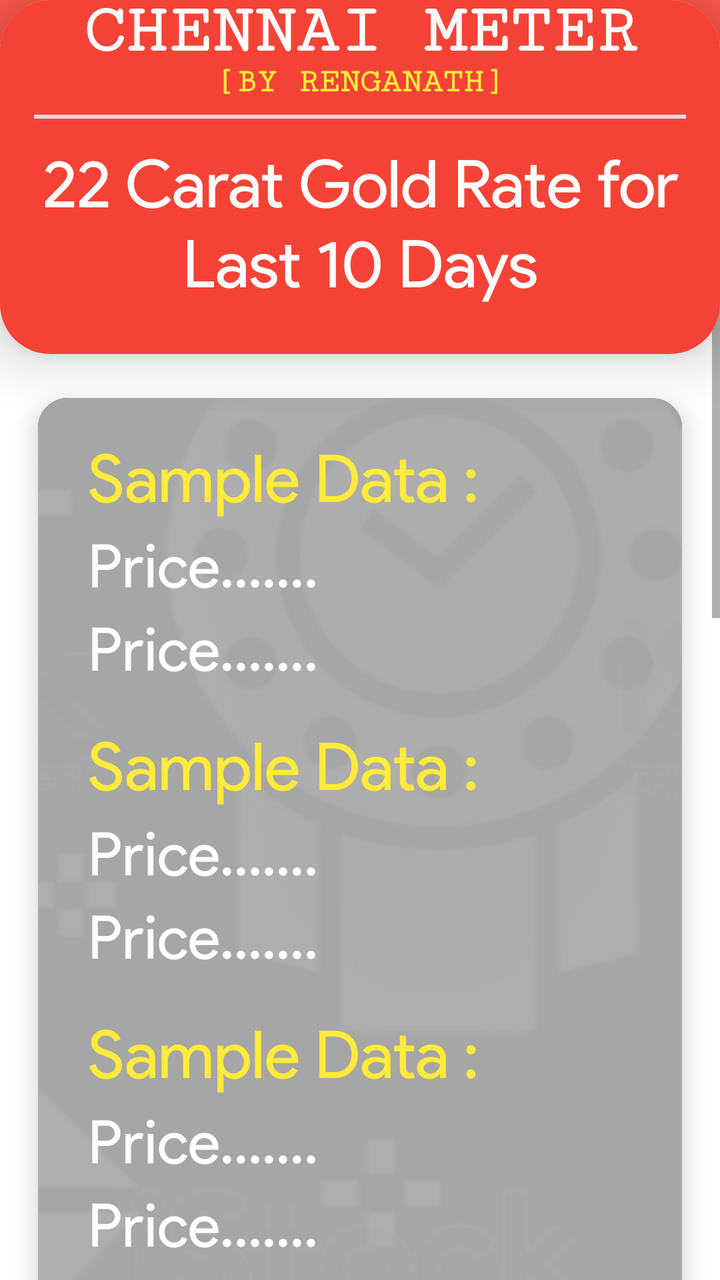
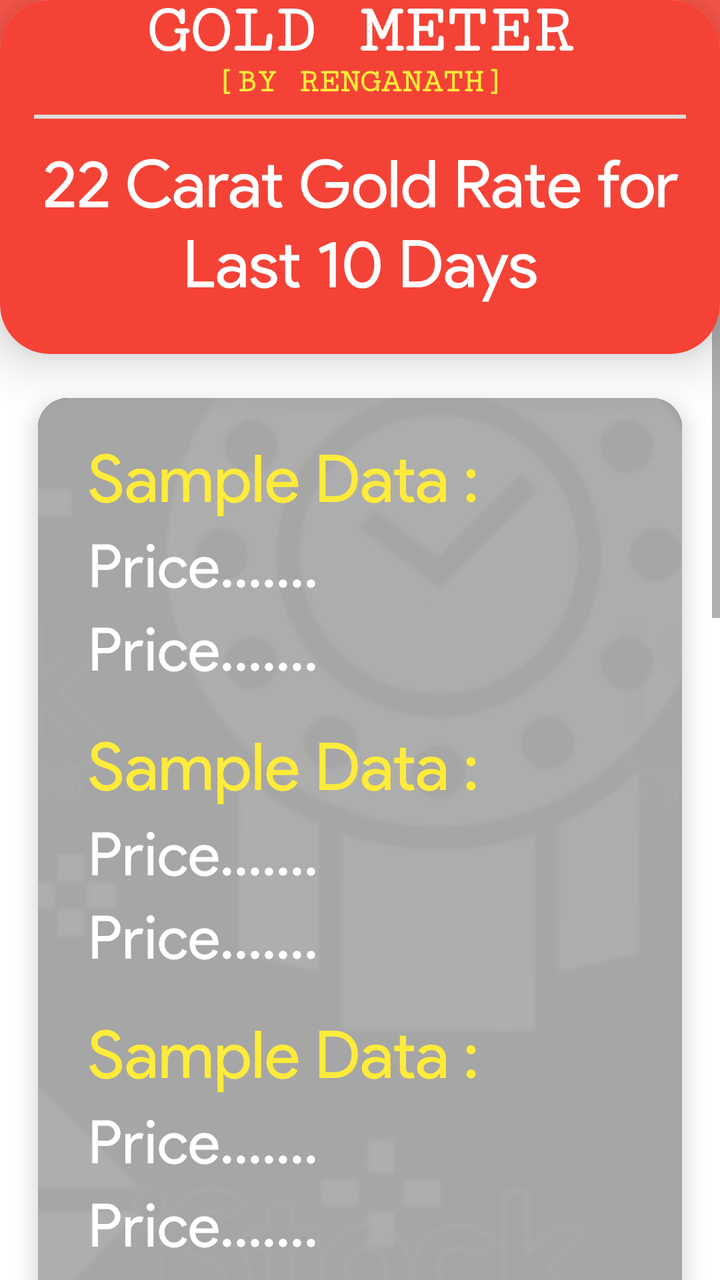

The first picture is an Android layout as it rendered before a commit; the second is the same layout after the commit. The layout source and the unified diff follow.
<!-- AndroidManifest.xml: application theme Theme.Catalyst -->
<!-- res/layout/activity_previous_day_prices.xml -->
<?xml version="1.0" encoding="utf-8"?>
<androidx.constraintlayout.widget.ConstraintLayout xmlns:android="http://schemas.android.com/apk/res/android"
    xmlns:app="http://schemas.android.com/apk/res-auto"
    xmlns:tools="http://schemas.android.com/tools"
    android:layout_width="match_parent"
    android:layout_height="match_parent"
    tools:context=".PreviousDayPricesActivity">

    <ScrollView
        android:layout_width="match_parent"
        android:layout_height="match_parent"
        android:layout_marginTop="154dp"
        app:layout_constraintBottom_toBottomOf="parent"
        app:layout_constraintEnd_toEndOf="parent"
        app:layout_constraintStart_toStartOf="parent"
        app:layout_constraintTop_toTopOf="parent" >

        <LinearLayout
            android:layout_width="match_parent"
            android:layout_height="wrap_content"
            android:orientation="vertical">

        <com.google.android.material.card.MaterialCardView
            android:id="@+id/gold22Card"
            android:layout_width="match_parent"
            android:layout_height="wrap_content"
            android:layout_marginStart="19dp"
            android:layout_marginBottom="20dp"
            android:layout_marginTop="45dp"
            android:layout_marginEnd="19dp"
            app:cardCornerRadius="15dp"
            app:cardElevation="7dp"
            app:cardMaxElevation="20dp"
            tools:layout_editor_absoluteY="15dp">

            <RelativeLayout
                android:layout_width="match_parent"
                android:layout_height="match_parent">

                <ImageView
                    android:layout_width="match_parent"
                    android:layout_height="match_parent"
                    android:scaleType="centerCrop"
                    android:src="@drawable/jewellery" />

            </RelativeLayout>

            <RelativeLayout
                android:layout_width="match_parent"
                android:layout_height="match_parent"
                android:background="#F7ACACAC">

                <LinearLayout
                    android:layout_width="match_parent"
                    android:layout_height="wrap_content"
                    android:orientation="vertical" >

                    <TextView
                        android:id="@+id/d1"
                        android:layout_width="match_parent"
                        android:layout_height="wrap_content"
                        android:text="Sample Data :"
                        android:textSize="33dp"
                        android:fontFamily="@font/product_sans_regular"
                        android:textColor="#FFEB3B"
                        android:layout_marginTop="20dp"
                        android:layout_marginStart="25dp"
                        android:layout_marginEnd="25dp" />

                    <TextView
                        android:id="@+id/p1"
                        android:layout_width="match_parent"
                        android:layout_height="wrap_content"
                        android:text="Price......."
                        android:textSize="30dp"
                        android:fontFamily="@font/product_sans_regular"
                        android:textColor="@color/white"
                        android:layout_marginTop="5dp"
                        android:layout_marginStart="25dp"
                        android:layout_marginEnd="25dp" />

                    <TextView
                        android:id="@+id/P1"
                        android:layout_width="match_parent"
                        android:layout_height="wrap_content"
                        android:text="Price......."
                        android:textSize="30dp"
                        android:fontFamily="@font/product_sans_regular"
                        android:textColor="@color/white"
                        android:layout_marginTop="5dp"
                        android:layout_marginStart="25dp"
                        android:layout_marginEnd="25dp" />

                    <TextView
                        android:id="@+id/d2"
                        android:layout_width="match_parent"
                        android:layout_height="wrap_content"
                        android:text="Sample Data :"
                        android:textSize="33dp"
                        android:fontFamily="@font/product_sans_regular"
                        android:textColor="#FFEB3B"
                        android:layout_marginTop="20dp"
                        android:layout_marginStart="25dp"
                        android:layout_marginEnd="25dp" />

                    <TextView
                        android:id="@+id/p2"
                        android:layout_width="match_parent"
                        android:layout_height="wrap_content"
                        android:text="Price......."
                        android:textSize="30dp"
                        android:fontFamily="@font/product_sans_regular"
                        android:textColor="@color/white"
                        android:layout_marginTop="5dp"
                        android:layout_marginStart="25dp"
                        android:layout_marginEnd="25dp" />

                    <TextView
                        android:id="@+id/P2"
                        android:layout_width="match_parent"
                        android:layout_height="wrap_content"
                        android:text="Price......."
                        android:textSize="30dp"
                        android:fontFamily="@font/product_sans_regular"
                        android:textColor="@color/white"
                        android:layout_marginTop="5dp"
                        android:layout_marginStart="25dp"
                        android:layout_marginEnd="25dp" />

                    <TextView
                        android:id="@+id/d3"
                        android:layout_width="match_parent"
                        android:layout_height="wrap_content"
                        android:text="Sample Data :"
                        android:textSize="33dp"
                        android:fontFamily="@font/product_sans_regular"
                        android:textColor="#FFEB3B"
                        android:layout_marginTop="20dp"
                        android:layout_marginStart="25dp"
                        android:layout_marginEnd="25dp" />

                    <TextView
                        android:id="@+id/p3"
                        android:layout_width="match_parent"
                        android:layout_height="wrap_content"
                        android:text="Price......."
                        android:textSize="30dp"
                        android:fontFamily="@font/product_sans_regular"
                        android:textColor="@color/white"
                        android:layout_marginTop="5dp"
                        android:layout_marginStart="25dp"
                        android:layout_marginEnd="25dp" />

                    <TextView
                        android:id="@+id/P3"
                        android:layout_width="match_parent"
                        android:layout_height="wrap_content"
                        android:text="Price......."
                        android:textSize="30dp"
                        android:fontFamily="@font/product_sans_regular"
                        android:textColor="@color/white"
                        android:layout_marginTop="5dp"
                        android:layout_marginStart="25dp"
                        android:layout_marginEnd="25dp" />

                    <TextView
                        android:id="@+id/d4"
                        android:layout_width="match_parent"
                        android:layout_height="wrap_content"
                        android:text="Sample Data :"
                        android:textSize="33dp"
                        android:fontFamily="@font/product_sans_regular"
                        android:textColor="#FFEB3B"
                        android:layout_marginTop="20dp"
                        android:layout_marginStart="25dp"
                        android:layout_marginEnd="25dp" />

                    <TextView
                        android:id="@+id/p4"
                        android:layout_width="match_parent"
                        android:layout_height="wrap_content"
                        android:text="Price......."
                        android:textSize="30dp"
                        android:fontFamily="@font/product_sans_regular"
                        android:textColor="@color/white"
                        android:layout_marginTop="5dp"
                        android:layout_marginStart="25dp"
                        android:layout_marginEnd="25dp" />

                    <TextView
                        android:id="@+id/P4"
                        android:layout_width="match_parent"
                        android:layout_height="wrap_content"
                        android:text="Price......."
                        android:textSize="30dp"
                        android:fontFamily="@font/product_sans_regular"
                        android:textColor="@color/white"
                        android:layout_marginTop="5dp"
                        android:layout_marginStart="25dp"
                        android:layout_marginEnd="25dp" />

                    <TextView
                        android:id="@+id/d5"
                        android:layout_width="match_parent"
                        android:layout_height="wrap_content"
                        android:text="Sample Data :"
                        android:textSize="33dp"
                        android:fontFamily="@font/product_sans_regular"
                        android:textColor="#FFEB3B"
                        android:layout_marginTop="20dp"
                        android:layout_marginStart="25dp"
                        android:layout_marginEnd="25dp" />

                    <TextView
                        android:id="@+id/p5"
                        android:layout_width="match_parent"
                        android:layout_height="wrap_content"
                        android:text="Price......."
                        android:textSize="30dp"
                        android:fontFamily="@font/product_sans_regular"
                        android:textColor="@color/white"
                        android:layout_marginTop="5dp"
                        android:layout_marginStart="25dp"
                        android:layout_marginEnd="25dp" />

                    <TextView
                        android:id="@+id/P5"
                        android:layout_width="match_parent"
                        android:layout_height="wrap_content"
                        android:text="Price......."
                        android:textSize="30dp"
                        android:fontFamily="@font/product_sans_regular"
                        android:textColor="@color/white"
                        android:layout_marginTop="5dp"
                        android:layout_marginStart="25dp"
                        android:layout_marginEnd="25dp" />

                    <TextView
                        android:id="@+id/d6"
                        android:layout_width="match_parent"
                        android:layout_height="wrap_content"
                        android:text="Sample Data :"
                        android:textSize="33dp"
                        android:fontFamily="@font/product_sans_regular"
                        android:textColor="#FFEB3B"
                        android:layout_marginTop="20dp"
                        android:layout_marginStart="25dp"
                        android:layout_marginEnd="25dp" />

                    <TextView
                        android:id="@+id/p6"
                        android:layout_width="match_parent"
                        android:layout_height="wrap_content"
                        android:text="Price......."
                        android:textSize="30dp"
                        android:fontFamily="@font/product_sans_regular"
                        android:textColor="@color/white"
                        android:layout_marginTop="5dp"
                        android:layout_marginStart="25dp"
                        android:layout_marginEnd="25dp" />

                    <TextView
                        android:id="@+id/P6"
                        android:layout_width="match_parent"
                        android:layout_height="wrap_content"
                        android:text="Price......."
                        android:textSize="30dp"
                        android:fontFamily="@font/product_sans_regular"
                        android:textColor="@color/white"
                        android:layout_marginTop="5dp"
                        android:layout_marginStart="25dp"
                        android:layout_marginEnd="25dp" />

                    <TextView
                        android:id="@+id/d7"
                        android:layout_width="match_parent"
                        android:layout_height="wrap_content"
                        android:text="Sample Data :"
                        android:textSize="33dp"
                        android:fontFamily="@font/product_sans_regular"
                        android:textColor="#FFEB3B"
                        android:layout_marginTop="20dp"
                        android:layout_marginStart="25dp"
                        android:layout_marginEnd="25dp" />

                    <TextView
                        android:id="@+id/p7"
                        android:layout_width="match_parent"
                        android:layout_height="wrap_content"
                        android:text="Price......."
                        android:textSize="30dp"
                        android:fontFamily="@font/product_sans_regular"
                        android:textColor="@color/white"
                        android:layout_marginTop="5dp"
                        android:layout_marginStart="25dp"
                        android:layout_marginEnd="25dp" />

                    <TextView
                        android:id="@+id/P7"
                        android:layout_width="match_parent"
                        android:layout_height="wrap_content"
                        android:text="Price......."
                        android:textSize="30dp"
                        android:fontFamily="@font/product_sans_regular"
                        android:textColor="@color/white"
                        android:layout_marginTop="5dp"
                        android:layout_marginStart="25dp"
                        android:layout_marginEnd="25dp" />

                    <TextView
                        android:id="@+id/d8"
                        android:layout_width="match_parent"
                        android:layout_height="wrap_content"
                        android:text="Sample Data :"
                        android:textSize="33dp"
                        android:fontFamily="@font/product_sans_regular"
                        android:textColor="#FFEB3B"
                        android:layout_marginTop="20dp"
                        android:layout_marginStart="25dp"
                        android:layout_marginEnd="25dp" />

                    <TextView
                        android:id="@+id/p8"
                        android:layout_width="match_parent"
                        android:layout_height="wrap_content"
                        android:text="Price......."
                        android:textSize="30dp"
                        android:fontFamily="@font/product_sans_regular"
                        android:textColor="@color/white"
                        android:layout_marginTop="5dp"
                        android:layout_marginStart="25dp"
                        android:layout_marginEnd="25dp" />

                    <TextView
                        android:id="@+id/P8"
                        android:layout_width="match_parent"
                        android:layout_height="wrap_content"
                        android:text="Price......."
                        android:textSize="30dp"
                        android:fontFamily="@font/product_sans_regular"
                        android:textColor="@color/white"
                        android:layout_marginTop="5dp"
                        android:layout_marginStart="25dp"
                        android:layout_marginEnd="25dp" />

                    <TextView
                        android:id="@+id/d9"
                        android:layout_width="match_parent"
                        android:layout_height="wrap_content"
                        android:text="Sample Data :"
                        android:textSize="33dp"
                        android:fontFamily="@font/product_sans_regular"
                        android:textColor="#FFEB3B"
                        android:layout_marginTop="20dp"
                        android:layout_marginStart="25dp"
                        android:layout_marginEnd="25dp" />

                    <TextView
                        android:id="@+id/p9"
                        android:layout_width="match_parent"
                        android:layout_height="wrap_content"
                        android:text="Price......."
                        android:textSize="30dp"
                        android:fontFamily="@font/product_sans_regular"
                        android:textColor="@color/white"
                        android:layout_marginTop="5dp"
                        android:layout_marginStart="25dp"
                        android:layout_marginEnd="25dp" />

                    <TextView
                        android:id="@+id/P9"
                        android:layout_width="match_parent"
                        android:layout_height="wrap_content"
                        android:text="Price......."
                        android:textSize="30dp"
                        android:fontFamily="@font/product_sans_regular"
                        android:textColor="@color/white"
                        android:layout_marginTop="5dp"
                        android:layout_marginStart="25dp"
                        android:layout_marginEnd="25dp" />

                    <TextView
                        android:id="@+id/d10"
                        android:layout_width="match_parent"
                        android:layout_height="wrap_content"
                        android:text="Sample Data :"
                        android:textSize="33dp"
                        android:fontFamily="@font/product_sans_regular"
                        android:textColor="#FFEB3B"
                        android:layout_marginTop="20dp"
                        android:layout_marginStart="25dp"
                        android:layout_marginEnd="25dp" />

                    <TextView
                        android:id="@+id/p10"
                        android:layout_width="match_parent"
                        android:layout_height="wrap_content"
                        android:text="Price......."
                        android:textSize="30dp"
                        android:fontFamily="@font/product_sans_regular"
                        android:textColor="@color/white"
                        android:layout_marginTop="5dp"
                        android:layout_marginStart="25dp"
                        android:layout_marginEnd="25dp" />

                    <TextView
                        android:id="@+id/P10"
                        android:layout_width="match_parent"
                        android:layout_height="wrap_content"
                        android:text="Price......."
                        android:textSize="30dp"
                        android:fontFamily="@font/product_sans_regular"
                        android:textColor="@color/white"
                        android:layout_marginBottom="20dp"
                        android:layout_marginTop="5dp"
                        android:layout_marginStart="25dp"
                        android:layout_marginEnd="25dp" />

                </LinearLayout>

            </RelativeLayout>

        </com.google.android.material.card.MaterialCardView>


        </LinearLayout>


    </ScrollView>


    <RelativeLayout
        android:layout_width="match_parent"
        android:layout_height="50dp"
        android:background="#FD574B"
        app:layout_constraintEnd_toEndOf="parent"
        app:layout_constraintStart_toStartOf="parent"
        app:layout_constraintTop_toTopOf="parent">

    </RelativeLayout>


    <com.google.android.material.card.MaterialCardView
        android:id="@+id/materialCardView2"
        android:layout_width="match_parent"
        android:layout_height="177dp"
        app:cardElevation="15dp"
        app:cardCornerRadius="25dp"
        app:layout_constraintEnd_toEndOf="parent"
        app:layout_constraintStart_toStartOf="parent"
        app:layout_constraintTop_toTopOf="parent">

        <LinearLayout
            android:layout_width="match_parent"
            android:layout_height="match_parent"
            android:orientation="vertical"
            android:background="#f44336">

            <TextView
                android:layout_width="match_parent"
                android:layout_height="wrap_content"
                android:fontFamily="serif-monospace"
                android:gravity="center"
                android:includeFontPadding="false"
                android:text="Chennai Meter"
                android:layout_marginTop="-4dp"
                android:textStyle="bold"
                android:textAllCaps="true"
                android:textColor="#FFFFFF"
                android:textSize="35dp" />

            <TextView
                android:layout_width="match_parent"
                android:layout_height="wrap_content"
                android:fontFamily="serif-monospace"
                android:gravity="center"
                android:includeFontPadding="false"
                android:text="[By Renganath]"
                android:layout_marginTop="-3.5dp"
                android:textStyle="bold"
                android:textAllCaps="true"
                android:textColor="#FFEB3B"
                android:textSize="17dp" />

            <View
                android:layout_width="match_parent"
                android:layout_marginTop="7dp"
                android:layout_marginBottom="4.8dp"
                android:layout_marginStart="17dp"
                android:layout_marginEnd="17dp"
                android:layout_height="2dp"
                android:background="#DCDCDC"/>

            <TextView
                android:id="@+id/commodityTitle"
                android:layout_marginTop="8dp"
                android:layout_width="match_parent"
                android:layout_height="wrap_content"
                android:layout_marginStart="20dp"
                android:layout_marginEnd="20dp"
                android:fontFamily="@font/product_sans_regular"
                android:gravity="center"
                android:text="22 Carat Gold Rate for Last 10 Days"
                android:textColor="#FFFFFF"
                android:textSize="33dp" />

        </LinearLayout>

    </com.google.android.material.card.MaterialCardView>


</androidx.constraintlayout.widget.ConstraintLayout>
<!-- resources referenced by this layout -->
<resources>
  <color name="white">#FFFFFFFF</color>
  <!-- drawable jewellery: jpg bitmap (drawable, 200776 bytes) -->
  <style name="Theme.Catalyst" parent="Theme.MaterialComponents.DayNight.DarkActionBar">
          
          <item name="colorPrimary">#f44336</item>
          <item name="colorPrimaryVariant">#f44336</item>
          <item name="colorOnPrimary">@color/white</item>
          
          <item name="colorSecondary">@color/teal_200</item>
          <item name="colorSecondaryVariant">@color/teal_700</item>
          <item name="colorOnSecondary">@color/black</item>
          
          <item name="android:statusBarColor" tools:targetApi="l">?attr/colorPrimaryVariant</item>
          
      </style>
  <color name="teal_200">#FF03DAC5</color>
  <color name="teal_700">#FF018786</color>
  <color name="black">#FF000000</color>
</resources>

<!-- the commit's change to res/layout/activity_previous_day_prices.xml (unified diff, before → after) -->
@@ -462,7 +462,7 @@
                 android:fontFamily="serif-monospace"
                 android:gravity="center"
                 android:includeFontPadding="false"
-                android:text="Chennai Meter"
+                android:text="Gold Meter"
                 android:layout_marginTop="-4dp"
                 android:textStyle="bold"
                 android:textAllCaps="true"
